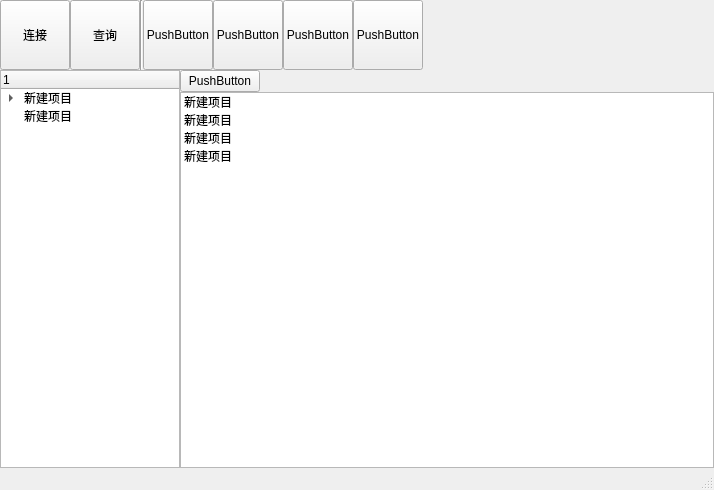
Above: mainwindow.ui from xhy2539/DBMS-Qt before the change. Below: the same form after it.
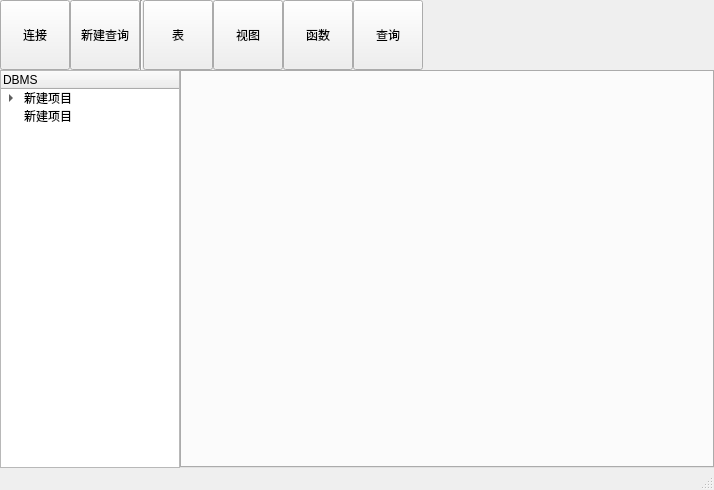
That is the form after the change.

The edit to the form file:
```diff
--- a/mainwindow.ui
+++ b/mainwindow.ui
@@ -73,7 +73,7 @@
        </widget>
       </item>
       <item>
-       <widget class="QPushButton" name="queryButton">
+       <widget class="QPushButton" name="addQuery">
         <property name="sizePolicy">
          <sizepolicy hsizetype="Fixed" vsizetype="Fixed">
           <horstretch>50</horstretch>
@@ -93,7 +93,7 @@
          </size>
         </property>
         <property name="text">
-         <string>查询</string>
+         <string>新建查询</string>
         </property>
        </widget>
       </item>
@@ -143,7 +143,7 @@
          </size>
         </property>
         <property name="text">
-         <string>PushButton</string>
+         <string>表</string>
         </property>
        </widget>
       </item>
@@ -168,7 +168,7 @@
          </size>
         </property>
         <property name="text">
-         <string>PushButton</string>
+         <string>视图</string>
         </property>
        </widget>
       </item>
@@ -193,12 +193,12 @@
          </size>
         </property>
         <property name="text">
-         <string>PushButton</string>
+         <string>函数</string>
         </property>
        </widget>
       </item>
       <item>
-       <widget class="QPushButton" name="pushButton_6">
+       <widget class="QPushButton" name="queryButton">
         <property name="sizePolicy">
          <sizepolicy hsizetype="Fixed" vsizetype="Fixed">
           <horstretch>0</horstretch>
@@ -224,7 +224,7 @@
          </font>
         </property>
         <property name="text">
-         <string>PushButton</string>
+         <string>查询</string>
         </property>
        </widget>
       </item>
@@ -270,7 +270,7 @@
         </property>
         <column>
          <property name="text">
-          <string notr="true">1</string>
+          <string notr="true">DBMS</string>
          </property>
         </column>
         <item>
@@ -296,84 +296,43 @@
        </widget>
       </item>
       <item>
-       <widget class="QStackedWidget" name="stackedWidget">
-        <property name="lineWidth">
+       <layout class="QVBoxLayout" name="verticalLayout_2">
+        <property name="spacing">
          <number>0</number>
         </property>
-        <property name="currentIndex">
-         <number>0</number>
-        </property>
-        <widget class="QWidget" name="page">
-         <layout class="QVBoxLayout" name="verticalLayout_3" stretch="0,0">
-          <property name="spacing">
-           <number>0</number>
+        <item>
+         <widget class="QTabWidget" name="tabWidget">
+          <property name="layoutDirection">
+           <enum>Qt::LayoutDirection::LeftToRight</enum>
           </property>
-          <property name="leftMargin">
-           <number>0</number>
+          <property name="currentIndex">
+           <number>-1</number>
           </property>
-          <property name="topMargin">
-           <number>0</number>
+          <property name="tabsClosable">
+           <bool>true</bool>
           </property>
-          <property name="rightMargin">
-           <number>0</number>
+          <property name="movable">
+           <bool>false</bool>
           </property>
-          <property name="bottomMargin">
-           <number>0</number>
+         </widget>
+        </item>
+        <item>
+         <widget class="QWidget" name="widget" native="true">
+          <property name="sizePolicy">
+           <sizepolicy hsizetype="Preferred" vsizetype="Preferred">
+            <horstretch>0</horstretch>
+            <verstretch>0</verstretch>
+           </sizepolicy>
           </property>
-          <item>
-           <layout class="QHBoxLayout" name="horizontalLayout_3">
-            <property name="spacing">
-             <number>0</number>
-            </property>
-            <item>
-             <widget class="QPushButton" name="pushButton_8">
-              <property name="text">
-               <string>PushButton</string>
-              </property>
-             </widget>
-            </item>
-            <item>
-             <spacer name="horizontalSpacer_2">
-              <property name="orientation">
-               <enum>Qt::Orientation::Horizontal</enum>
-              </property>
-              <property name="sizeHint" stdset="0">
-               <size>
-                <width>40</width>
-                <height>20</height>
-               </size>
-              </property>
-             </spacer>
-            </item>
-           </layout>
-          </item>
-          <item>
-           <widget class="QListWidget" name="listWidget_2">
-            <item>
-             <property name="text">
-              <string>新建项目</string>
-             </property>
-            </item>
-            <item>
-             <property name="text">
-              <string>新建项目</string>
-             </property>
-            </item>
-            <item>
-             <property name="text">
-              <string>新建项目</string>
-             </property>
-            </item>
-            <item>
-             <property name="text">
-              <string>新建项目</string>
-             </property>
-            </item>
-           </widget>
-          </item>
-         </layout>
-        </widget>
-       </widget>
+          <property name="maximumSize">
+           <size>
+            <width>16777215</width>
+            <height>0</height>
+           </size>
+          </property>
+         </widget>
+        </item>
+       </layout>
       </item>
      </layout>
     </item>
```
Left out of the diff: 8 changed lines with no effect on the pictures.
